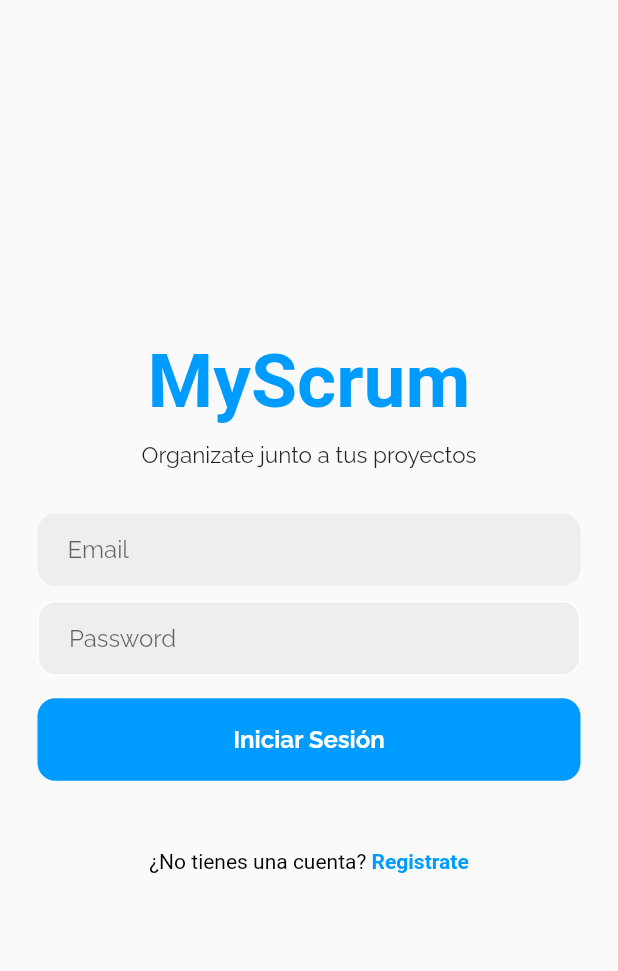
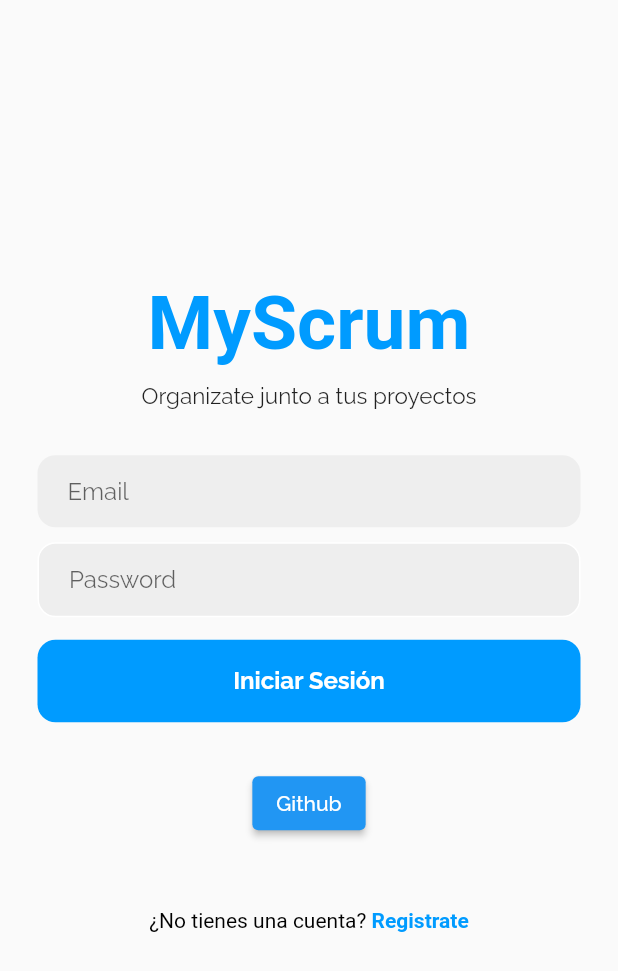
Before and after one commit to DanielFelipe10/My-Scrum, a Flutter app: the screen it shows after launch, on a phone screen of 412 x 824 dp. Shown: the top 971 px of the screen. Run offline on Flutter 3.47's test engine with Material 2 defaults, Android fonts, the phone set to English and light mode, and no system bars; our stand-ins replace google_fonts, supabase; accounts and stored records are empty; Roboto replaces fonts that are missing (Play).

Commit message:
add github authentication

```diff
--- a/lib/meta/views/auth/login_view.dart
+++ b/lib/meta/views/auth/login_view.dart
@@ -116,6 +116,15 @@ class _LoginViewState extends State<LoginView> {
               ),
             ),
             const SizedBox(height: 30),
+            ElevatedButton(
+                onPressed: () {
+                  authenticationNotifier.loginGithub(context: context);
+                },
+                child: Text(
+                  'Github',
+                  style: mainFont,
+                )),
+            const SizedBox(height: 30),
             TextButton(
                 onPressed: () {
                   Navigator.of(context).pushNamed(AppRoutes.registerRoute);
--- a/pubspec.yaml
+++ b/pubspec.yaml
@@ -34,6 +34,7 @@ dependencies:
   google_fonts: ^4.0.4
   provider: ^6.1.1
   supabase: ^0.3.6
+  url_launcher: ^6.2.1
 
 dev_dependencies:
   flutter_lints: ^2.0.0
```
Also changed, not shown: lib/app/service/auth_service.dart (+29 -0 lines), lib/core/notifier/auth_notifier.dart (+10 -0 lines), pubspec.lock, 5 other files.
